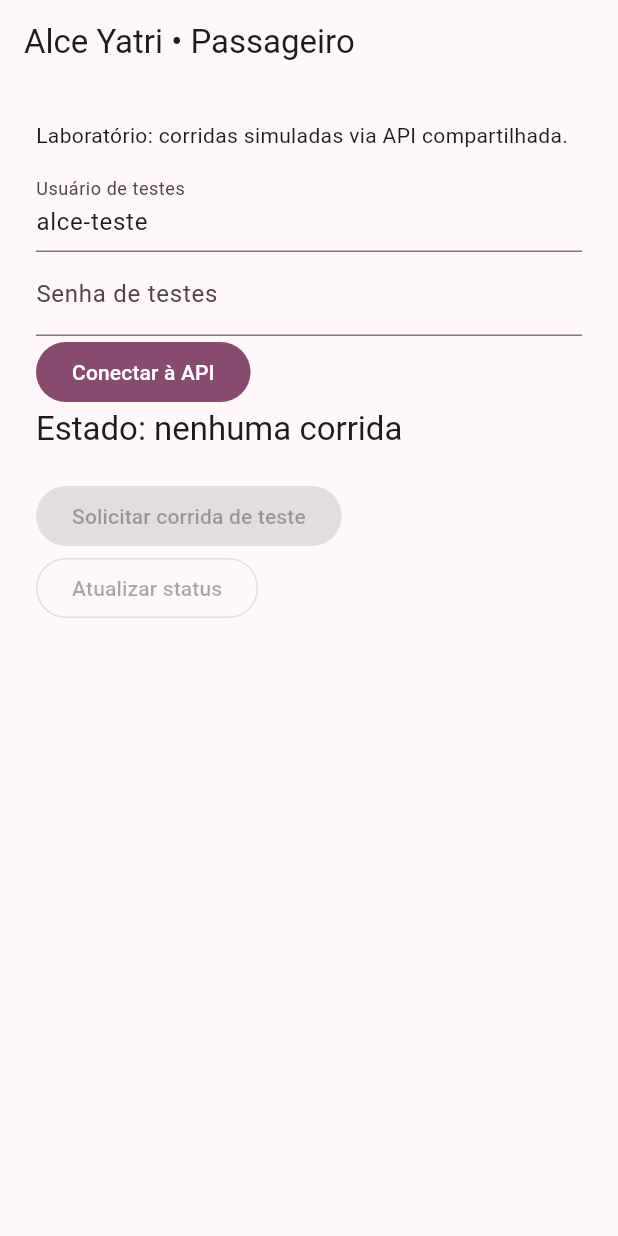
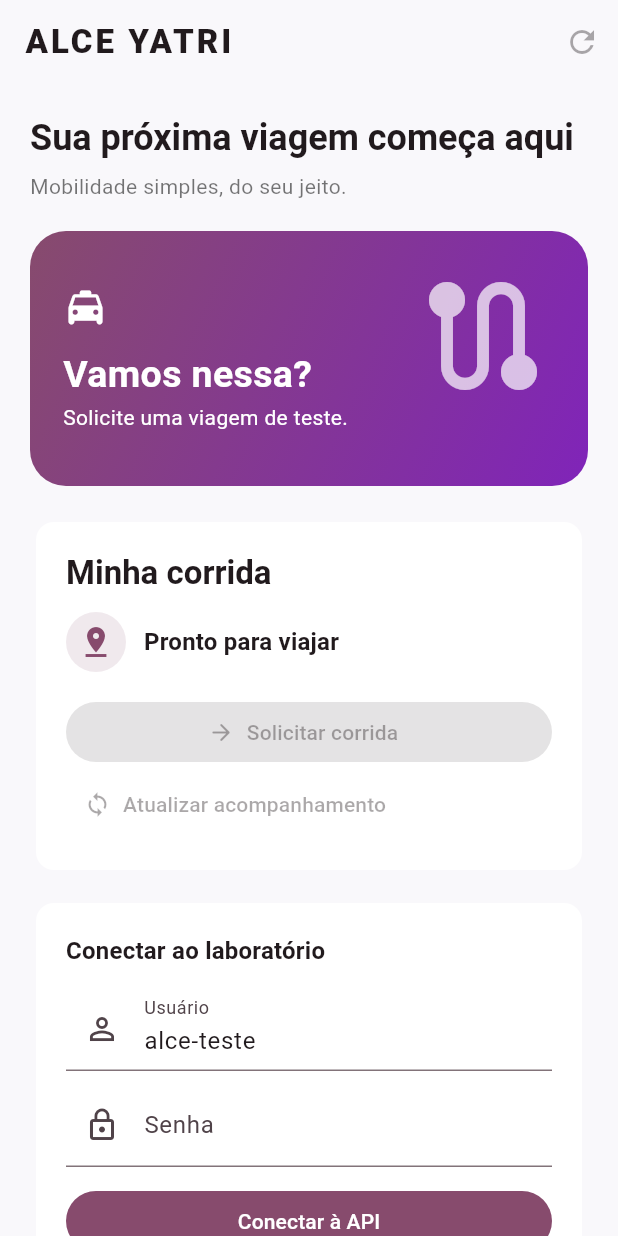
Before and after one commit to luizamedice-glitch/alce-yatri-flutter-lab, a Flutter app: the screen it shows after launch, on a phone screen of 412 x 824 dp. Run offline on Flutter 3.47's test engine with Material 3 defaults, Android fonts, the phone set to English and light mode, and no system bars.

Commit message:
Build polished passenger home and ride tracking UI

```diff
--- a/apps/passenger/lib/main.dart
+++ b/apps/passenger/lib/main.dart
@@ -12,7 +12,7 @@ class PassengerApp extends StatelessWidget {
   @override
   Widget build(BuildContext context) => MaterialApp(
     title: 'Alce Yatri Passageiro',
-    theme: ThemeData(colorSchemeSeed: const Color(0xFFFF00BE), useMaterial3: true),
+    theme: ThemeData(colorScheme: ColorScheme.fromSeed(seedColor: const Color(0xFFFF00BE)), useMaterial3: true, scaffoldBackgroundColor: const Color(0xFFF9F8FB)),
     home: const PassengerHome(),
   );
 }
@@ -100,30 +100,85 @@ class _PassengerHomeState extends State<PassengerHome> {
   @override
   void dispose() { timer?.cancel(); username.dispose(); password.dispose(); super.dispose(); }
 
+  String get statusLabel {
+    switch (ride?['status']) {
+      case 'requested': return 'Procurando motorista';
+      case 'accepted': return 'Motorista a caminho';
+      case 'driver_arrived': return 'Motorista chegou';
+      case 'in_progress': return 'Viagem em andamento';
+      case 'completed': return 'Viagem concluída';
+      case 'cancelled': return 'Corrida cancelada';
+      default: return 'Pronto para viajar';
+    }
+  }
+
   @override
   Widget build(BuildContext context) {
-    final status = ride?['status'] as String? ?? 'nenhuma corrida';
-    final active = ride != null && !['completed', 'cancelled'].contains(status);
+    final theme = Theme.of(context);
+    final status = ride?['status'] as String?;
+    final active = status != null && !['completed', 'cancelled'].contains(status);
+    final pink = theme.colorScheme.primary;
     return Scaffold(
-      appBar: AppBar(title: const Text('Alce Yatri • Passageiro')),
-      body: Padding(
-        padding: const EdgeInsets.all(24),
-        child: Column(crossAxisAlignment: CrossAxisAlignment.start, children: [
-          const Text('Laboratório: corridas simuladas via API compartilhada.'),
+      appBar: AppBar(
+        backgroundColor: const Color(0xFFF9F8FB),
+        title: const Text('ALCE YATRI', style: TextStyle(fontWeight: FontWeight.w900, letterSpacing: 2)),
+        actions: [IconButton(onPressed: connected ? refresh : null, icon: const Icon(Icons.refresh), tooltip: 'Atualizar corrida')],
+      ),
+      body: SafeArea(child: ListView(padding: const EdgeInsets.all(20), children: [
+        Text('Sua próxima viagem começa aqui', style: theme.textTheme.headlineSmall?.copyWith(fontWeight: FontWeight.bold)),
+        const SizedBox(height: 6),
+        Text('Mobilidade simples, do seu jeito.', style: theme.textTheme.bodyMedium?.copyWith(color: Colors.black54)),
+        const SizedBox(height: 20),
+        Container(
+          height: 170,
+          decoration: BoxDecoration(
+            gradient: LinearGradient(colors: [pink, const Color(0xFF8024B9)], begin: Alignment.topLeft, end: Alignment.bottomRight),
+            borderRadius: BorderRadius.circular(24)),
+          child: Stack(children: [
+            Positioned(right: 22, top: 22, child: Icon(Icons.route_rounded, color: Colors.white.withOpacity(0.7), size: 96)),
+            Padding(padding: const EdgeInsets.all(22), child: Column(crossAxisAlignment: CrossAxisAlignment.start, mainAxisAlignment: MainAxisAlignment.center, children: [
+              const Icon(Icons.local_taxi_rounded, color: Colors.white, size: 30),
+              const SizedBox(height: 12),
+              const Text('Vamos nessa?', style: TextStyle(color: Colors.white, fontSize: 25, fontWeight: FontWeight.bold)),
+              const Text('Solicite uma viagem de teste.', style: TextStyle(color: Colors.white)),
+            ])),
+          ]),
+        ),
+        const SizedBox(height: 20),
+        Card(elevation: 0, color: Colors.white, child: Padding(padding: const EdgeInsets.all(20), child: Column(crossAxisAlignment: CrossAxisAlignment.start, children: [
+          Text('Minha corrida', style: theme.textTheme.titleLarge?.copyWith(fontWeight: FontWeight.bold)),
           const SizedBox(height: 12),
-          if (!connected) ...[
-            TextField(controller: username, decoration: const InputDecoration(labelText: 'Usuário de testes')),
-            TextField(controller: password, obscureText: true, decoration: const InputDecoration(labelText: 'Senha de testes')),
-            FilledButton(onPressed: connect, child: const Text('Conectar à API')),
+          Row(children: [
+            CircleAvatar(backgroundColor: pink.withOpacity(0.12), child: Icon(active ? Icons.directions_car : Icons.pin_drop, color: pink)),
+            const SizedBox(width: 12),
+            Expanded(child: Text(statusLabel, style: theme.textTheme.titleMedium?.copyWith(fontWeight: FontWeight.w600))),
+          ]),
+          if (ride != null) ...[
+            const SizedBox(height: 8),
+            Text('Identificação: ${ride!['id']}', style: theme.textTheme.bodySmall),
           ],
-          Text('Estado: $status', style: Theme.of(context).textTheme.titleLarge),
-          if (ride != null) Text('Corrida: ${ride!['id']}'),
-          if (error != null) Text(error!, style: const TextStyle(color: Colors.red)),
-          const SizedBox(height: 20),
-          FilledButton(onPressed: !connected || busy || active ? null : createRide, child: const Text('Solicitar corrida de teste')),
-          OutlinedButton(onPressed: connected ? refresh : null, child: const Text('Atualizar status')),
-        ]),
-      ),
+          const SizedBox(height: 16),
+          SizedBox(width: double.infinity, child: FilledButton.icon(
+            onPressed: !connected || busy || active ? null : createRide,
+            icon: const Icon(Icons.arrow_forward_rounded),
+            label: Text(active ? 'Corrida em andamento' : 'Solicitar corrida'),
+          )),
+          TextButton.icon(onPressed: connected ? refresh : null, icon: const Icon(Icons.sync), label: const Text('Atualizar acompanhamento')),
+        ]))),
+        const SizedBox(height: 14),
+        if (!connected) Card(elevation: 0, color: Colors.white, child: Padding(padding: const EdgeInsets.all(20), child: Column(crossAxisAlignment: CrossAxisAlignment.start, children: [
+          Text('Conectar ao laboratório', style: theme.textTheme.titleMedium?.copyWith(fontWeight: FontWeight.bold)),
+          const SizedBox(height: 12),
+          TextField(controller: username, decoration: const InputDecoration(labelText: 'Usuário', prefixIcon: Icon(Icons.person_outline))),
+          const SizedBox(height: 8),
+          TextField(controller: password, obscureText: true, decoration: const InputDecoration(labelText: 'Senha', prefixIcon: Icon(Icons.lock_outline))),
+          const SizedBox(height: 12),
+          SizedBox(width: double.infinity, child: FilledButton(onPressed: connect, child: const Text('Conectar à API'))),
+        ]))),
+        if (error != null) Padding(padding: const EdgeInsets.symmetric(vertical: 12), child: Text(error!, style: TextStyle(color: theme.colorScheme.error))),
+        const SizedBox(height: 12),
+        const Center(child: Text('AMBIENTE DE TESTES • SEM CORRIDAS REAIS', style: TextStyle(fontSize: 11, color: Colors.black45, letterSpacing: 1))),
+      ])),
     );
   }
 }
```
